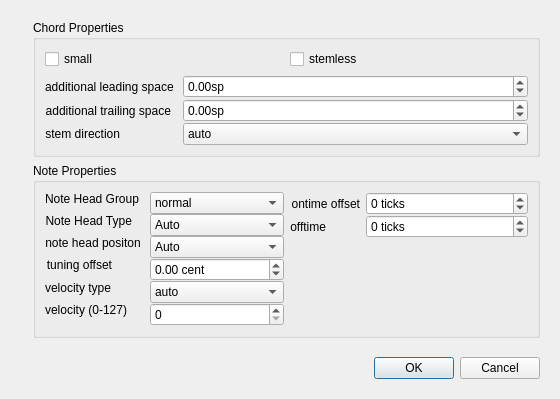
musescore/musescore-old, file mscore/mscore/chordproperties.ui: the form before one commit.
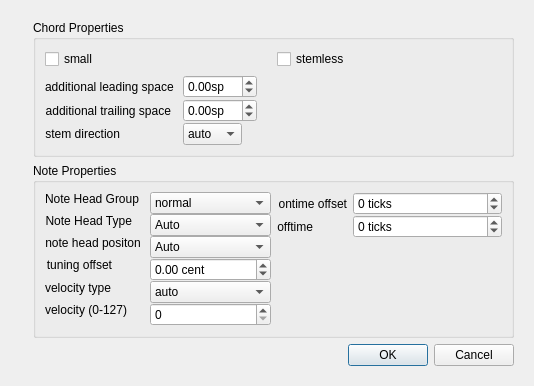
The form after the commit. Icons and pictures are not drawn.

The edit to the form file:
```diff
--- a/mscore/mscore/chordproperties.ui
+++ b/mscore/mscore/chordproperties.ui
@@ -6,8 +6,8 @@
    <rect>
     <x>0</x>
     <y>0</y>
-    <width>560</width>
-    <height>399</height>
+    <width>534</width>
+    <height>376</height>
    </rect>
   </property>
   <property name="windowTitle">
@@ -73,6 +73,9 @@
            </item>
            <item>
             <layout class="QFormLayout" name="formLayout">
+             <property name="fieldGrowthPolicy">
+              <enum>QFormLayout::ExpandingFieldsGrow</enum>
+             </property>
              <property name="verticalSpacing">
               <number>1</number>
              </property>
```
Left out of the diff: 2 changed lines with no effect on the pictures.
